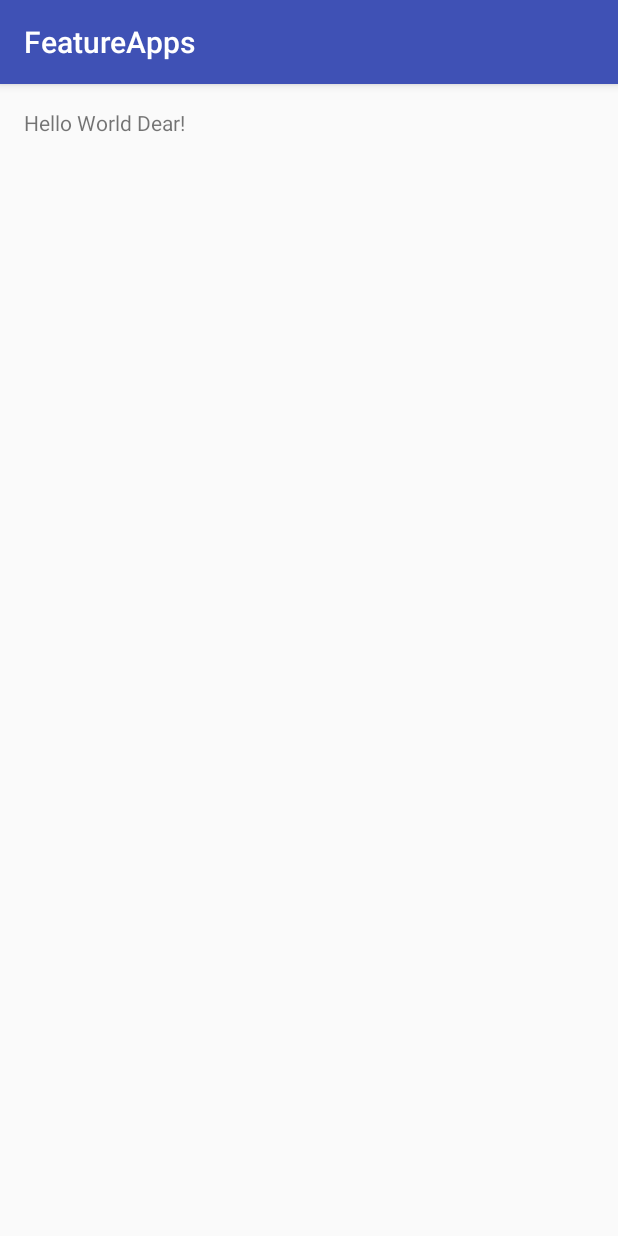
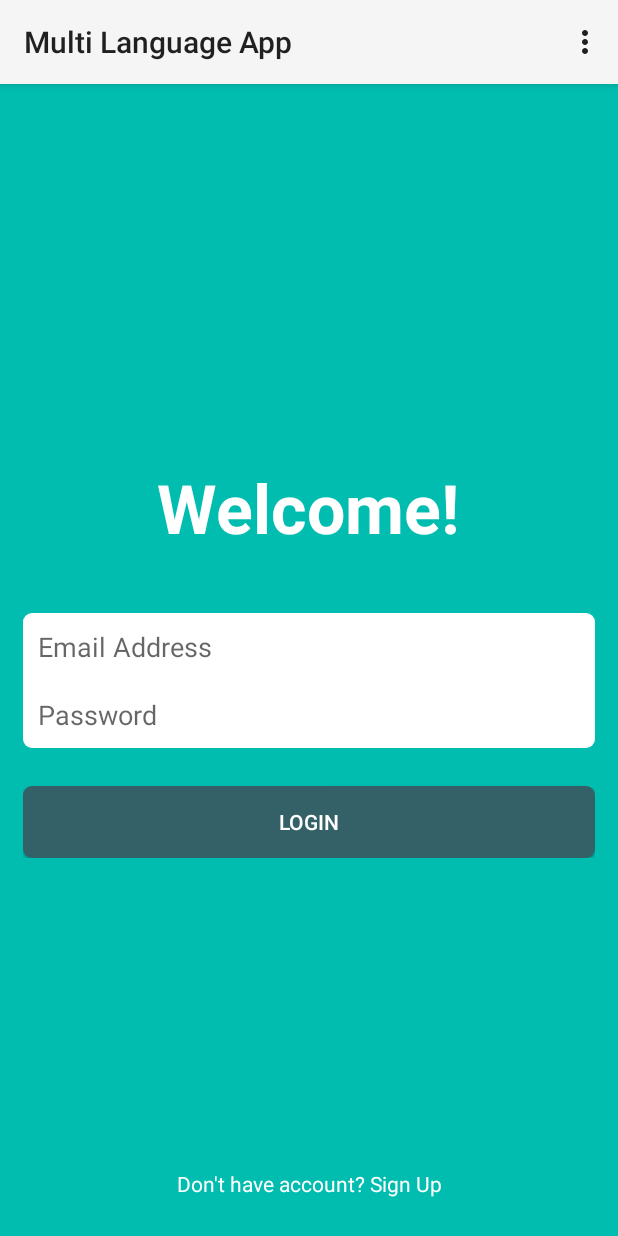
Before and after one commit to vishant-jaiswal/AndroidFeatures, an Android app: the screen it shows after launch (ActivityMain), on a phone screen of 412 x 824 dp. Run offline under Robolectric (Android 15) with nearby library versions, the phone set to English and light mode, and no system bars.

Commit message:
Support For MultiLanguage is Done

```diff
--- a/FeatureApps/app/src/main/AndroidManifest.xml
+++ b/FeatureApps/app/src/main/AndroidManifest.xml
@@ -6,7 +6,6 @@
         android:allowBackup="true"
         android:icon="@mipmap/ic_launcher"
         android:label="@string/app_name"
-        android:supportsRtl="true"
         android:theme="@style/AppTheme">
         <activity android:name=".ActivityMain">
             <intent-filter>
--- a/FeatureApps/app/src/main/java/com/coderchowki/featureapps/ActivityMain.java
+++ b/FeatureApps/app/src/main/java/com/coderchowki/featureapps/ActivityMain.java
@@ -1,7 +1,13 @@
 package com.coderchowki.featureapps;
 
+import java.util.Locale;
+
+import android.app.Activity;
+import android.content.res.Configuration;
+import android.os.Bundle;
 import android.support.v7.app.AppCompatActivity;
-import android.os.Bundle;
+import android.view.Menu;
+import android.view.MenuItem;
 
 public class ActivityMain extends AppCompatActivity {
 
@@ -10,4 +16,59 @@ public class ActivityMain extends AppCompatActivity {
         super.onCreate(savedInstanceState);
         setContentView(R.layout.activity_main);
     }
+
+    @Override
+    public boolean onCreateOptionsMenu(Menu menu) {
+        getMenuInflater().inflate(R.menu.lang_setting_menu, menu);
+        return super.onCreateOptionsMenu(menu);
+    }
+
+    @Override
+    public boolean onOptionsItemSelected(MenuItem item) {
+        switch (item.getItemId()) {
+            case R.id.eng:
+                String languageToLoad = "en"; // your language
+                Locale locale = new Locale(languageToLoad);
+                Locale.setDefault(locale);
+                Configuration config = new Configuration();
+                config.locale = locale;
+                getBaseContext().getResources().updateConfiguration(config,
+                        getBaseContext().getResources().getDisplayMetrics());
+                this.setContentView(R.layout.activity_main);
+                break;
+            case R.id.hn:
+                languageToLoad = "hi"; // your language
+                locale = new Locale(languageToLoad);
+                Locale.setDefault(locale);
+                config = new Configuration();
+                config.locale = locale;
+                getBaseContext().getResources().updateConfiguration(config,
+                        getBaseContext().getResources().getDisplayMetrics());
+                this.setContentView(R.layout.activity_main);
+                break;
+            case R.id.fr:
+                languageToLoad = "fr"; // your language
+                locale = new Locale(languageToLoad);
+                Locale.setDefault(locale);
+                config = new Configuration();
+                config.locale = locale;
+                getBaseContext().getResources().updateConfiguration(config,
+                        getBaseContext().getResources().getDisplayMetrics());
+                this.setContentView(R.layout.activity_main);
+                break;
+            case R.id.de:
+                languageToLoad = "de"; // your language
+                locale = new Locale(languageToLoad);
+                Locale.setDefault(locale);
+                config = new Configuration();
+                config.locale = locale;
+                getBaseContext().getResources().updateConfiguration(config,
+                        getBaseContext().getResources().getDisplayMetrics());
+                this.setContentView(R.layout.activity_main);
+                break;
+            default:
+                break;
+        }
+        return super.onOptionsItemSelected(item);
+    }
 }
--- /dev/null
+++ b/FeatureApps/app/src/main/res/drawable/bg_button_rounded.xml
@@ -0,0 +1,21 @@
+<?xml version="1.0" encoding="utf-8"?>
+<shape xmlns:android="http://schemas.android.com/apk/res/android"
+    android:shape="rectangle" >
+
+    <!-- view background color -->
+    <solid android:color="@color/bg_button_login" >
+    </solid>
+
+    <!-- If you want to add some padding -->
+    <padding
+        android:bottom="5dp"
+        android:left="5dp"
+        android:right="5dp"
+        android:top="5dp" >
+    </padding>
+
+    <!-- Here is the corner radius -->
+    <corners android:radius="6dp" >
+    </corners>
+
+</shape>
--- /dev/null
+++ b/FeatureApps/app/src/main/res/drawable/bg_form_rounded.xml
@@ -0,0 +1,21 @@
+<?xml version="1.0" encoding="utf-8"?>
+<shape xmlns:android="http://schemas.android.com/apk/res/android"
+    android:shape="rectangle" >
+
+    <!-- view background color -->
+    <solid android:color="@color/white" >
+    </solid>
+
+    <!-- If you want to add some padding -->
+    <padding
+        android:bottom="5dp"
+        android:left="5dp"
+        android:right="5dp"
+        android:top="5dp" >
+    </padding>
+
+    <!-- Here is the corner radius -->
+    <corners android:radius="6dp" >
+    </corners>
+
+</shape>
--- /dev/null
+++ b/FeatureApps/app/src/main/res/drawable/bg_gradient.xml
@@ -0,0 +1,11 @@
+<?xml version="1.0" encoding="UTF-8"?>
+<shape xmlns:android="http://schemas.android.com/apk/res/android"
+    android:shape="rectangle" >
+
+    <gradient
+        android:endColor="@color/bg_gradient_start"
+        android:gradientRadius="750"
+        android:startColor="@color/bg_gradient_start"
+        android:type="radial" />
+
+</shape>
--- a/FeatureApps/app/src/main/res/layout/activity_main.xml
+++ b/FeatureApps/app/src/main/res/layout/activity_main.xml
@@ -1,16 +1,68 @@
-<?xml version="1.0" encoding="utf-8"?>
 <RelativeLayout xmlns:android="http://schemas.android.com/apk/res/android"
     xmlns:tools="http://schemas.android.com/tools"
     android:layout_width="match_parent"
     android:layout_height="match_parent"
-    android:paddingBottom="@dimen/activity_vertical_margin"
-    android:paddingLeft="@dimen/activity_horizontal_margin"
-    android:paddingRight="@dimen/activity_horizontal_margin"
-    android:paddingTop="@dimen/activity_vertical_margin"
-    tools:context="com.coderchowki.featureapps.ActivityMain">
+    android:background="@drawable/bg_gradient"
+    tools:context=".ActivityMain" >
+
+    <LinearLayout
+        android:layout_width="fill_parent"
+        android:layout_height="wrap_content"
+        android:layout_centerInParent="true"
+        android:layout_marginLeft="15dp"
+        android:layout_marginRight="15dp"
+        android:gravity="center"
+        android:orientation="vertical" >
+
+        <TextView
+            android:layout_width="wrap_content"
+            android:layout_height="wrap_content"
+            android:layout_marginBottom="40dp"
+            android:text="@string/welcome"
+            android:textColor="@color/white"
+            android:textSize="45dp"
+            android:textStyle="bold" />
+
+        <LinearLayout
+            android:layout_width="fill_parent"
+            android:layout_height="wrap_content"
+            android:background="@drawable/bg_form_rounded"
+            android:orientation="vertical" >
+
+            <EditText
+                android:layout_width="fill_parent"
+                android:layout_height="wrap_content"
+                android:layout_marginBottom="10dp"
+                android:background="@null"
+                android:hint="@string/email"
+                android:padding="5dp"
+                android:singleLine="true" />
+
+            <EditText
+                android:layout_width="fill_parent"
+                android:layout_height="wrap_content"
+                android:background="@null"
+                android:hint="@string/password"
+                android:inputType="textPassword"
+                android:padding="5dp" />
+        </LinearLayout>
+
+        <Button
+            android:layout_width="fill_parent"
+            android:layout_height="wrap_content"
+            android:layout_marginTop="25dp"
+            android:background="@drawable/bg_button_rounded"
+            android:text="@string/login"
+            android:textColor="@color/white" />
+    </LinearLayout>
 
     <TextView
-        android:layout_width="wrap_content"
+        android:layout_width="fill_parent"
         android:layout_height="wrap_content"
-        android:text="Hello World Dear!" />
+        android:layout_alignParentBottom="true"
+        android:layout_marginBottom="25dp"
+        android:gravity="center_horizontal"
+        android:text="@string/signup"
+        android:textColor="@color/white" />
+
 </RelativeLayout>
--- /dev/null
+++ b/FeatureApps/app/src/main/res/menu/lang_setting_menu.xml
@@ -0,0 +1,17 @@
+<?xml version="1.0" encoding="utf-8"?>
+<menu xmlns:android="http://schemas.android.com/apk/res/android" >
+
+    <item
+        android:id="@+id/eng"
+        android:title="English"/>
+    <item
+        android:id="@+id/hn"
+        android:title="Hindi"/>
+    <item
+        android:id="@+id/fr"
+        android:title="French"/>
+    <item
+        android:id="@+id/de"
+        android:title="Deutsch "/>
+
+</menu>
--- a/FeatureApps/app/src/main/res/values/colors.xml
+++ b/FeatureApps/app/src/main/res/values/colors.xml
@@ -1,6 +1,7 @@
 <?xml version="1.0" encoding="utf-8"?>
 <resources>
-    <color name="colorPrimary">#3F51B5</color>
-    <color name="colorPrimaryDark">#303F9F</color>
-    <color name="colorAccent">#FF4081</color>
+    <color name="white">#ffffff</color>
+    <color name="bg_gradient_start">#00BDB0</color>
+    <color name="bg_gradient_end">#820d2a</color>
+    <color name="bg_button_login">#336167</color>
 </resources>
--- a/FeatureApps/app/src/main/res/values/strings.xml
+++ b/FeatureApps/app/src/main/res/values/strings.xml
@@ -1,3 +1,12 @@
+<?xml version="1.0" encoding="utf-8"?>
 <resources>
-    <string name="app_name">FeatureApps</string>
+
+    <string name="app_name">Multi Language App</string>
+    <string name="action_settings">Settings</string>
+    <string name="welcome">Welcome!</string>
+    <string name="email">Email Address</string>
+    <string name="password">Password</string>
+    <string name="login">Login</string>
+    <string name="signup">Don\'t have account? Sign Up</string>
+
 </resources>
--- a/FeatureApps/app/src/main/res/values/styles.xml
+++ b/FeatureApps/app/src/main/res/values/styles.xml
@@ -1,11 +1,20 @@
 <resources>
 
-    <!-- Base application theme. -->
-    <style name="AppTheme" parent="Theme.AppCompat.Light.DarkActionBar">
-        <!-- Customize your theme here. -->
-        <item name="colorPrimary">@color/colorPrimary</item>
-        <item name="colorPrimaryDark">@color/colorPrimaryDark</item>
-        <item name="colorAccent">@color/colorAccent</item>
+    <!--
+        Base application theme, dependent on API level. This theme is replaced
+        by AppBaseTheme from res/values-vXX/styles.xml on newer devices.
+    -->
+    <style name="AppBaseTheme" parent="Theme.AppCompat.Light">
+        <!--
+            Theme customizations available in newer API levels can go in
+            res/values-vXX/styles.xml, while customizations related to
+            backward-compatibility can go here.
+        -->
+    </style>
+
+    <!-- Application theme. -->
+    <style name="AppTheme" parent="AppBaseTheme">
+        <!-- All customizations that are NOT specific to a particular API-level can go here. -->
     </style>
 
 </resources>
```
Also changed, not shown: FeatureApps/app/src/main/res/drawable-hdpi/ic_launcher.png (added), FeatureApps/app/src/main/res/drawable-mdpi/ic_launcher.png (added), FeatureApps/app/src/main/res/drawable-xhdpi/ic_launcher.png (added), FeatureApps/app/src/main/res/drawable-xxhdpi/ic_launcher.png (added), 3 other files.
